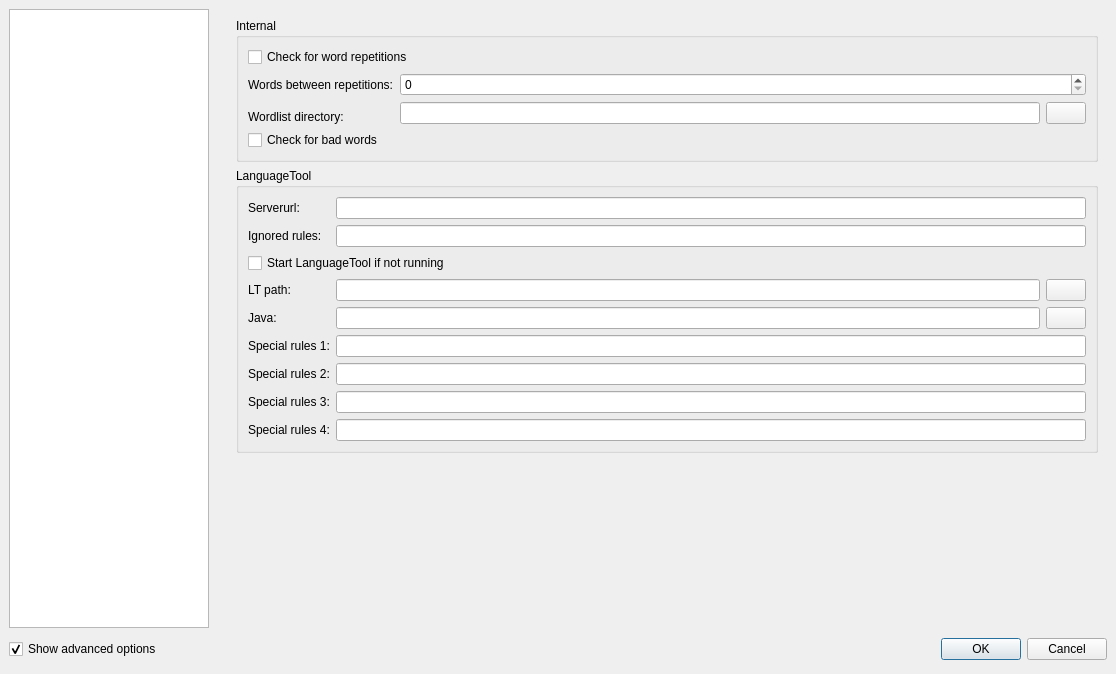
Before: the Qt Designer form configdialog.ui in svn2github/texstudio-trunk, drawn with Qt 5.
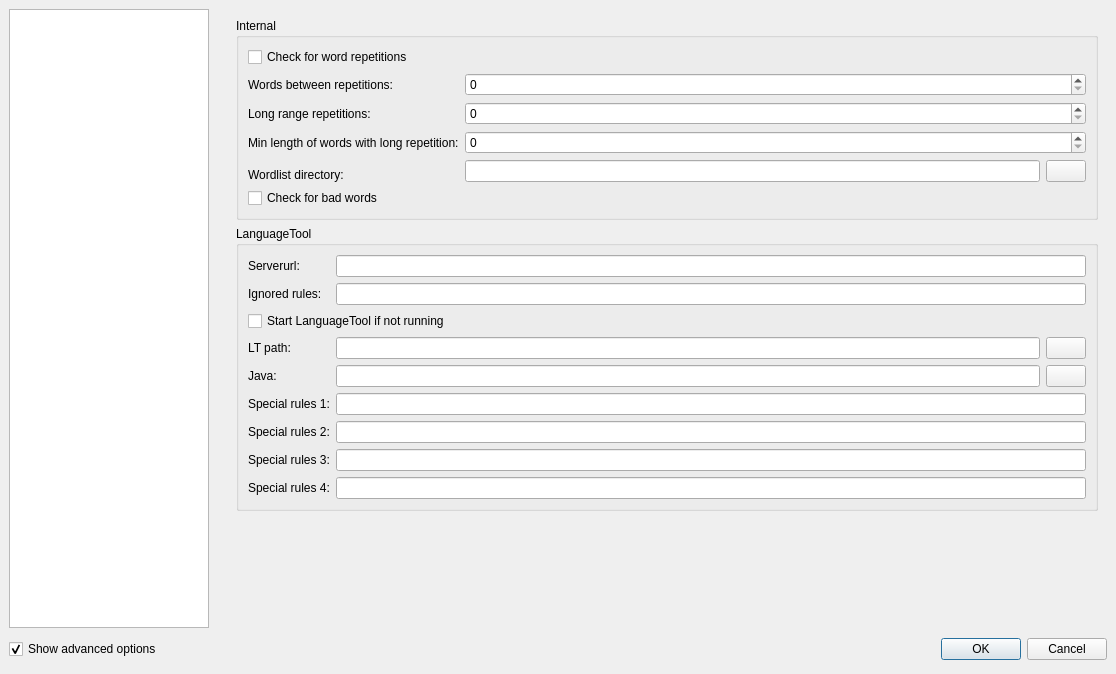
After: the same form once the commit is applied. The open tabs and pages were chosen to show the change. Icons and pictures are not drawn.

Commit message: long range repetition check

Diff of the .ui file:
```diff
--- a/configdialog.ui
+++ b/configdialog.ui
@@ -2003,7 +2003,7 @@
           <item row="1" column="1" colspan="2">
            <widget class="QSpinBox" name="spinBoxGrammarRepetitionDistance"/>
           </item>
-          <item row="2" column="2" rowspan="2">
+          <item row="4" column="2" rowspan="2">
            <widget class="QPushButton" name="pushButtonGrammarWordlists">
             <property name="sizePolicy">
              <sizepolicy hsizetype="Maximum" vsizetype="Fixed">
@@ -2020,23 +2020,43 @@
             </property>
            </widget>
           </item>
-          <item row="3" column="0">
+          <item row="5" column="0">
            <widget class="QLabel" name="label_48">
             <property name="text">
              <string>Wordlist directory:</string>
             </property>
            </widget>
           </item>
-          <item row="2" column="1" rowspan="2">
+          <item row="4" column="1" rowspan="2">
            <widget class="QLineEdit" name="lineEditGrammarWordlists"/>
           </item>
-          <item row="4" column="0">
+          <item row="6" column="0">
            <widget class="QCheckBox" name="checkBoxGrammarBadWordCheck">
             <property name="text">
              <string>Check for bad words</string>
             </property>
            </widget>
           </item>
+          <item row="2" column="1" colspan="2">
+           <widget class="QSpinBox" name="spinBoxGrammarLongRangeRepetition"/>
+          </item>
+          <item row="3" column="1" colspan="2">
+           <widget class="QSpinBox" name="spinBoxGrammarLongRangeRepetitionMinLength"/>
+          </item>
+          <item row="2" column="0">
+           <widget class="QLabel" name="label_54">
+            <property name="text">
+             <string>Long range repetitions:</string>
+            </property>
+           </widget>
+          </item>
+          <item row="3" column="0">
+           <widget class="QLabel" name="label_55">
+            <property name="text">
+             <string>Min length of words with long repetition:</string>
+            </property>
+           </widget>
+          </item>
          </layout>
         </widget>
        </item>
```
Left out of the diff: 12 changed lines with no effect on the pictures. The commit also changes 10 other files.
